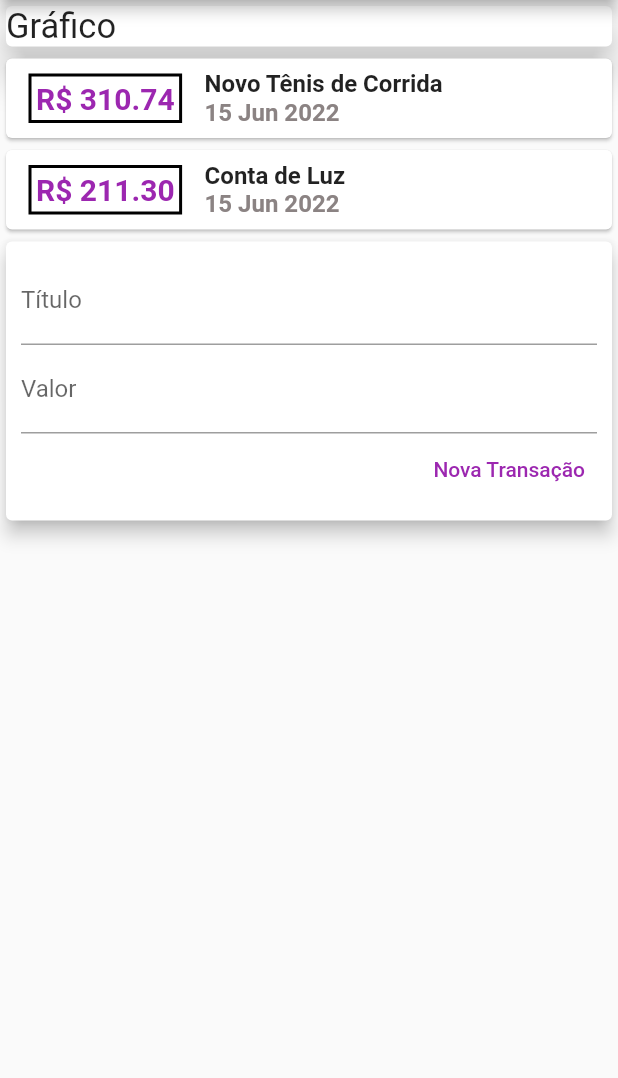
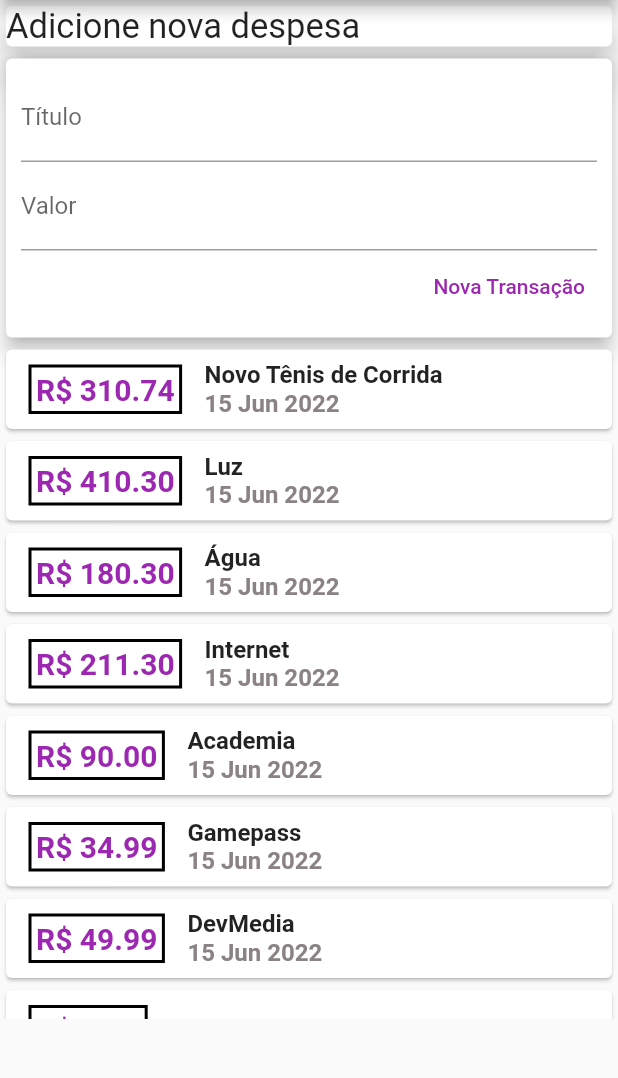
Before and after one commit to joaovitorbier/App-Despesas-Pessoais, a Flutter app: the screen it shows after launch, after a tap on "Nova Transação", on a phone screen of 412 x 824 dp, the part 84-1162 px from its top. Run offline on Flutter 3.47's test engine with Material 2 defaults, Android fonts, the phone set to English and light mode, and no system bars.

Commit message:
adicionado ListView invés de column para visualizacao

```diff
--- a/lib/components/transaction_form.dart
+++ b/lib/components/transaction_form.dart
@@ -1,7 +1,9 @@
 import 'package:flutter/material.dart';
 
 class transactionForm extends StatelessWidget {
-  const transactionForm({Key? key}) : super(key: key);
+  const transactionForm(this.onSubmit, {Key? key}) : super(key: key);
+
+  final void Function(String, double) onSubmit;
 
   @override
   Widget build(BuildContext context) {
@@ -20,6 +22,7 @@ class transactionForm extends StatelessWidget {
             ),
           ),
           TextField(
+            keyboardType: TextInputType.numberWithOptions(decimal: true),
             controller: valueController,
             decoration: InputDecoration(
               labelText: 'Valor',
@@ -36,7 +39,10 @@ class transactionForm extends StatelessWidget {
                   ),
                 ),
                 onPressed: () {
-                  print(titleController.text + " " + valueController.text);
+                  final title = titleController.text;
+                  final value = double.tryParse(valueController.text) ?? 0;
+
+                  onSubmit(title, value);
                 },
               )
             ],
--- a/lib/components/transaction_list.dart
+++ b/lib/components/transaction_list.dart
@@ -9,11 +9,13 @@ class TransactionList extends StatelessWidget {
 
   @override
   Widget build(BuildContext context) {
-    return Column(
-      mainAxisAlignment: MainAxisAlignment.center,
-      crossAxisAlignment: CrossAxisAlignment.stretch,
-      children: [
-        ..._transaction.map((e) {
+    return Container(
+      height: 450,
+      child: ListView.builder(
+        itemCount: _transaction.length,
+        itemBuilder: (ctx, index) {
+          final e = _transaction[index];
+
           return Card(
               child: Row(
             children: [
@@ -51,8 +53,8 @@ class TransactionList extends StatelessWidget {
               )
             ],
           ));
-        }).toList()
-      ],
+        },
+      ),
     );
   }
 }
--- a/lib/components/transaction_user.dart
+++ b/lib/components/transaction_user.dart
@@ -1,33 +1,51 @@
+import 'dart:math';
+
 import 'package:flutter/material.dart';
 import 'transaction_form.dart';
 import 'transaction_list.dart';
 import '../models/transaction.dart';
 
 class TransactionUser extends StatefulWidget {
-  const TransactionUser({ Key? key }) : super(key: key);
+  const TransactionUser({Key? key}) : super(key: key);
 
   @override
   State<TransactionUser> createState() => _TransactionUserState();
 }
 
 class _TransactionUserState extends State<TransactionUser> {
-
   final _transactions = [
     Transaction(
         id: '1',
         title: 'Novo Tênis de Corrida',
         value: 310.74,
         date: DateTime.now()),
+    Transaction(id: '2', title: 'Luz', value: 410.30, date: DateTime.now()),
+    Transaction(id: '2', title: 'Água', value: 180.30, date: DateTime.now()),
     Transaction(
-        id: '2', title: 'Conta de Luz', value: 211.30, date: DateTime.now()),
+        id: '2', title: 'Internet', value: 211.30, date: DateTime.now()),
+    Transaction(id: '2', title: 'Academia', value: 90.00, date: DateTime.now()),
+    Transaction(id: '2', title: 'Gamepass', value: 34.99, date: DateTime.now()),
+    Transaction(id: '2', title: 'DevMedia', value: 49.99, date: DateTime.now()),
   ];
+
+  _addTransaction(String title, double value) {
+    final newTransaction = Transaction(
+        id: Random().nextDouble.toString(),
+        title: title,
+        value: value,
+        date: DateTime.now());
+
+    print(title + " " + value.toString());
+
+    setState(() => _transactions.add(newTransaction));
+  }
 
   @override
   Widget build(BuildContext context) {
     return Column(
       children: [
-        TransactionList(_transactions),
-        transactionForm()
+        transactionForm(_addTransaction),
+        TransactionList(_transactions)
       ],
     );
   }
--- a/lib/main.dart
+++ b/lib/main.dart
@@ -23,20 +23,23 @@ class MyHomePage extends StatelessWidget {
         backgroundColor: Colors.purple,
         title: Text('Despesas Pessoais'),
       ),
-      body: Column(
+      body: SingleChildScrollView(
+        child: Column(
           mainAxisAlignment: MainAxisAlignment.start,
           crossAxisAlignment: CrossAxisAlignment.stretch,
           children: [
             Container(
               width: double.infinity,
               child: Card(
-              child: Text("Gráfico", style: TextStyle(fontSize: 23)),
+                child: Text("Adicione nova despesa",
+                    style: TextStyle(fontSize: 23)),
                 elevation: 10,
               ),
             ),
             TransactionUser(),
           ],
         ),
+      ),
     );
   }
 }
```
Lines whose indentation alone changed are shown as unchanged.
